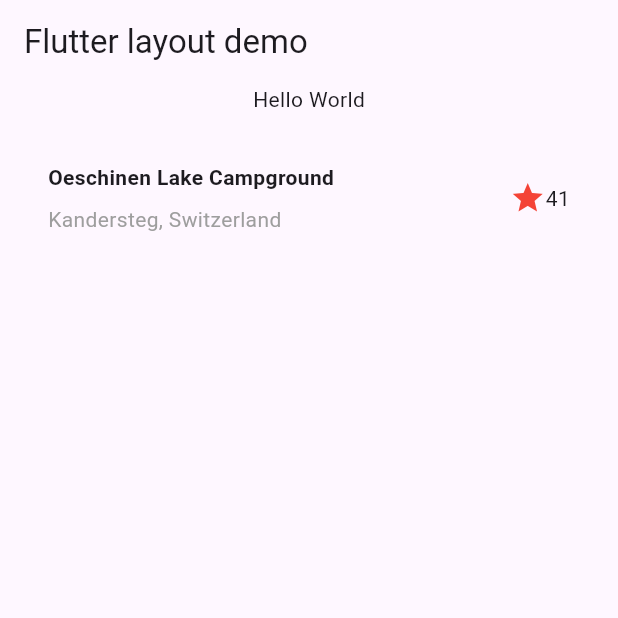
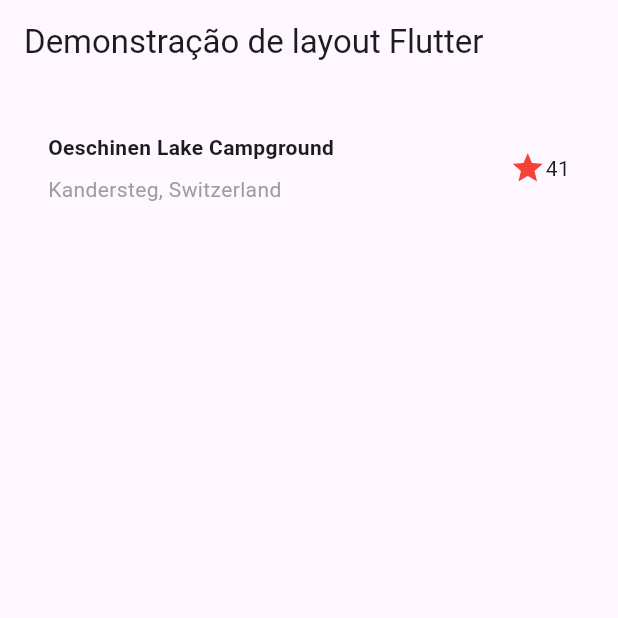
Before and after one commit to MariLFO/estacio-mundo4-missao-nivel-2, a Flutter app: the screen it shows after launch, on a phone screen of 412 x 824 dp, the top half of it. Run offline on Flutter 3.47's test engine with Material 3 defaults, Android fonts, the phone set to English and light mode, and no system bars.

Commit message:
MissaoPratica - seção de título adicionada como parte do corpo do aplicativo

```diff
--- a/MissaoPratica/explore_mundo/lib/main.dart
+++ b/MissaoPratica/explore_mundo/lib/main.dart
@@ -43,17 +43,15 @@ class MyApp extends StatelessWidget {
     );
 
     return MaterialApp(
-      title: 'Flutter layout demo',
+      title: 'Demonstração de layout Flutter',
       home: Scaffold(
         appBar: AppBar(
-          title: const Text('Flutter layout demo'),
+          title: const Text('Demonstração de layout Flutter'),
         ),
-        body: ListView(
+        body: Column(
           children: [
-            const Center(
-              child: Text('Hello World'),
-            ),
             titleSection,
+            // Outros elementos do corpo do aplicativo podem ser adicionados aqui.
           ],
         ),
       ),
```
